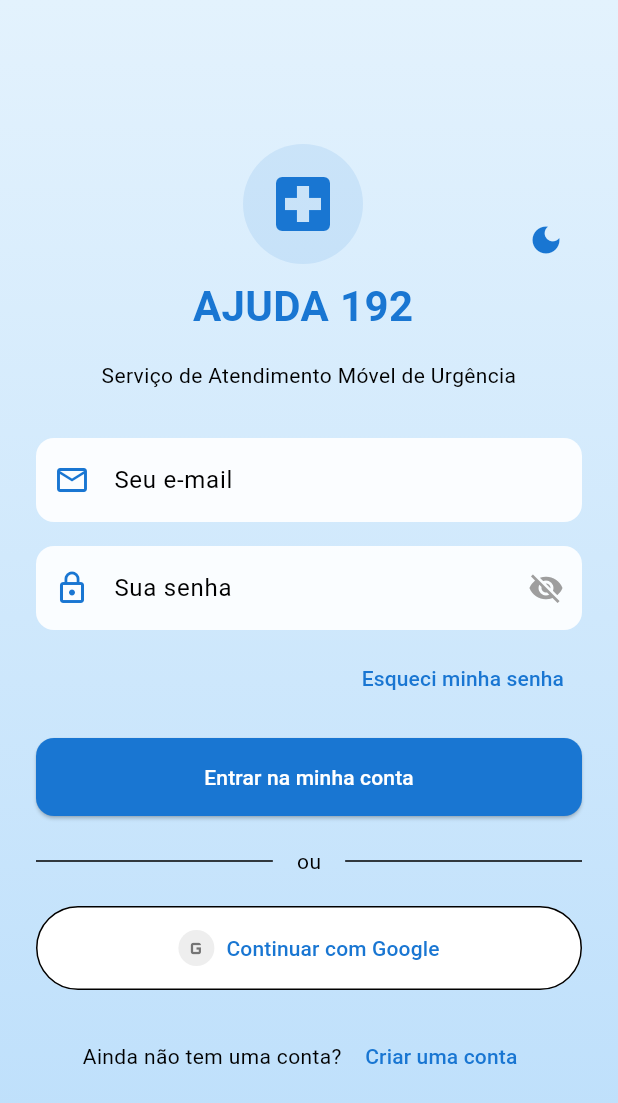
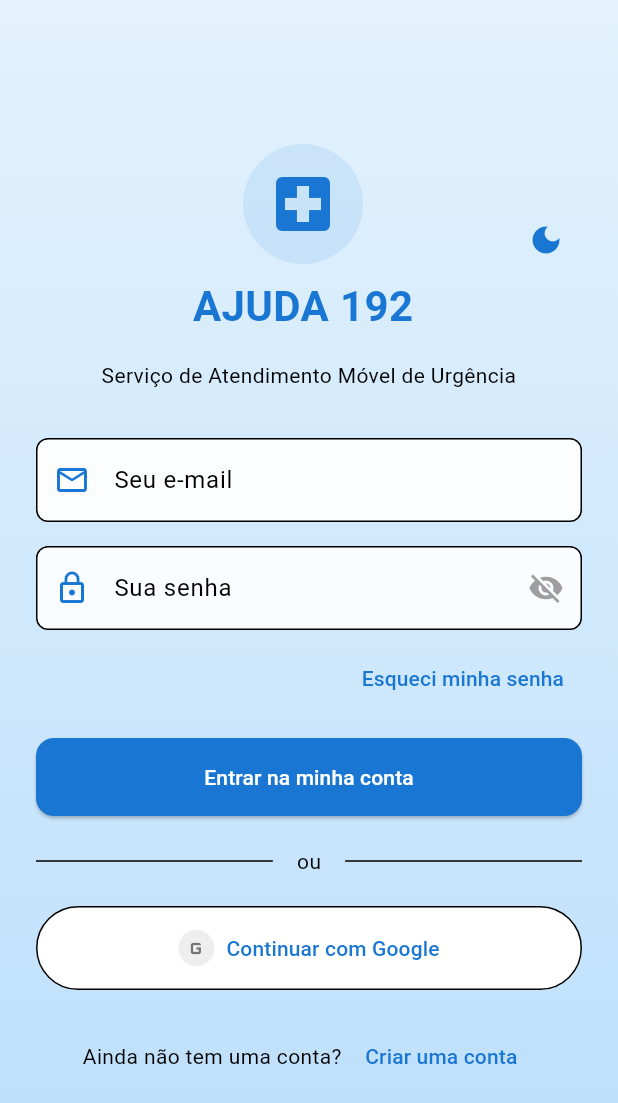
Before and after one commit to VitorDOF/Projeto_em_Flutter, a Flutter app: the screen it shows after launch, on a phone screen of 412 x 824 dp. Shown: the top 1103 px of the screen. Run offline on Flutter 3.47's test engine with Material 3 defaults, Android fonts, the phone set to English and light mode, and no system bars; network calls fail.

Commit message:
Add files via upload

```diff
--- a/lib/telas/login_tela.dart
+++ b/lib/telas/login_tela.dart
@@ -1,5 +1,4 @@
 import 'package:flutter/material.dart';
-
 import 'home_page.dart';
 
 class TelaLogin extends StatefulWidget {
@@ -17,10 +16,13 @@ class TelaLogin extends StatefulWidget {
 }
 
 class _TelaLoginState extends State<TelaLogin> {
+  // 1. Adicionar a chave do formulário
+  final _formKey = GlobalKey<FormState>();
+
   final _emailController = TextEditingController();
   final _senhaController = TextEditingController();
 
-  // NOVO: Controle para ver/ocultar senha
+  // Controle para ver/ocultar senha
   bool _obscureText = true;
 
   @override
@@ -30,7 +32,7 @@ class _TelaLoginState extends State<TelaLogin> {
     super.dispose();
   }
 
-  // NOVO: Método para alternar visibilidade da senha
+  // Método para alternar visibilidade da senha
   void _toggleVisibilidadeSenha() {
     setState(() {
       _obscureText = !_obscureText;
@@ -62,6 +64,9 @@ class _TelaLoginState extends State<TelaLogin> {
               padding: const EdgeInsets.all(24.0),
               child: ConstrainedBox(
                 constraints: const BoxConstraints(maxWidth: 400),
+                // 2. Envolver a Column principal com Form
+                child: Form(
+                  key: _formKey,
                   child: Column(
                     mainAxisAlignment: MainAxisAlignment.center,
                     crossAxisAlignment: CrossAxisAlignment.stretch,
@@ -84,6 +89,7 @@ class _TelaLoginState extends State<TelaLogin> {
                       const SizedBox(height: 20),
                       _construirRodape(tema, esquemaCores),
                     ],
+                  ),
                 ),
               ),
             ),
@@ -143,25 +149,40 @@ class _TelaLoginState extends State<TelaLogin> {
     );
   }
 
+  // 3. Trocar TextField para TextFormField com validator
   Widget _construirCampoEmail(ColorScheme esquemaCores) {
-    return TextField(
+    return TextFormField(
       controller: _emailController,
       decoration: InputDecoration(
         labelText: 'Seu e-mail',
         prefixIcon: Icon(Icons.email_outlined, color: esquemaCores.primary),
+        border: OutlineInputBorder(
+          borderRadius: BorderRadius.circular(8),
+        ),
       ),
       keyboardType: TextInputType.emailAddress,
+      validator: (valor) {
+        if (valor == null || valor.trim().isEmpty) {
+          return 'Informe seu e-mail';
+        }
+        // Regex simples de e-mail
+        final emailValido = RegExp(r'^[\w.-]+@[\w.-]+\.\w{2,}$');
+        if (!emailValido.hasMatch(valor.trim())) {
+          return 'E-mail inválido';
+        }
+        return null;
+      },
     );
   }
 
+  // 3. Trocar TextField para TextFormField com validator
   Widget _construirCampoSenha(ColorScheme esquemaCores) {
-    return TextField(
+    return TextFormField(
       controller: _senhaController,
       obscureText: _obscureText,
       decoration: InputDecoration(
         labelText: 'Sua senha',
         prefixIcon: Icon(Icons.lock_outline, color: esquemaCores.primary),
-
         suffixIcon: IconButton(
           onPressed: _toggleVisibilidadeSenha,
           icon: Icon(
@@ -169,7 +190,19 @@ class _TelaLoginState extends State<TelaLogin> {
             color: Colors.grey,
           ),
         ),
+        border: OutlineInputBorder(
+          borderRadius: BorderRadius.circular(8),
         ),
+      ),
+      validator: (valor) {
+        if (valor == null || valor.isEmpty) {
+          return 'Informe sua senha';
+        }
+        if (valor.length < 6) {
+          return 'A senha deve ter ao menos 6 caracteres';
+        }
+        return null;
+      },
     );
   }
 
@@ -186,24 +219,30 @@ class _TelaLoginState extends State<TelaLogin> {
     );
   }
 
+  // 4. Atualizar o botão Entrar para validar antes de navegar
   Widget _construirBotaoEntrar() {
     return ElevatedButton(
       onPressed: () {
-        //login
+        // ✅ Só navega se todos os campos forem válidos
+        if (_formKey.currentState!.validate()) {
           print('Email: ${_emailController.text}');
           print('Senha: ${_senhaController.text}');
-
 
           // Navegar para HomePage
           Navigator.pushReplacement(
             context,
-          MaterialPageRoute(builder: (context) => HomePage(
+            MaterialPageRoute(
+              builder: (context) => HomePage(
                 aoAlternarTema: widget.aoAlternarTema,
                 isModoEscuro: widget.isModoEscuro,
               ),
             ),
           );
+        }
       },
+      style: ElevatedButton.styleFrom(
+        padding: const EdgeInsets.symmetric(vertical: 16),
+      ),
       child: const Text('Entrar na minha conta'),
     );
   }
--- a/lib/themes.dart
+++ b/lib/themes.dart
@@ -12,6 +12,8 @@ class AppTemas {
         surface: Colors.white,
         background: const Color(0xFFE3F2FD),
       ),
+      scaffoldBackgroundColor: const Color(0xFFE3F2FD),
+      cardColor: Colors.white,
       inputDecorationTheme: InputDecorationTheme(
         filled: true,
         fillColor: Colors.white.withOpacity(0.9),
@@ -34,16 +36,18 @@ class AppTemas {
   }
 
   static ThemeData temaEscuro() {
-    const Color azulEscuro = Color(0xFF2196F3); // era 0xFF1565C0
+    const Color azulEscuro = Color(0xFF2196F3);
     return ThemeData(
       useMaterial3: true,
       brightness: Brightness.dark,
+      scaffoldBackgroundColor: const Color(0xFF121212),
+      cardColor: const Color(0xFF2C2C2C),
       colorScheme: ColorScheme.dark(
         primary: azulEscuro,
         secondary: Colors.blue[300]!,
         surface: const Color(0xFF1E1E1E),
+        background: const Color(0xFF121212),
       ),
-      cardColor: const Color(0xFF2C2C2C),
       inputDecorationTheme: InputDecorationTheme(
         filled: true,
         fillColor: const Color(0xFF2C2C2C).withOpacity(0.9),
```
Also changed, not shown: lib/telas/home_page.dart (+21 -14 lines). Lines whose indentation alone changed are shown as unchanged.
